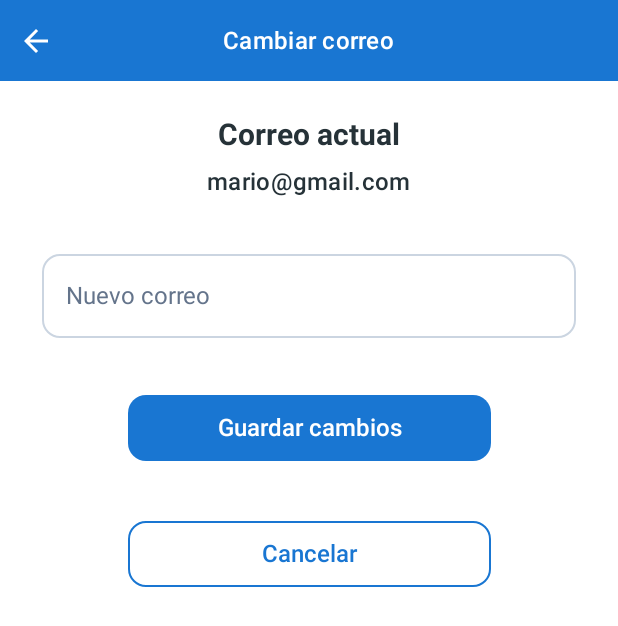
After one commit to yahirhernandez930-tech/RehabTrack, an Android app built with Jetpack Compose: the ChangeEmailScreen screen opened through its navigation route, on a phone screen of 412 x 824 dp. The commit adds this screen. Shown: the top 626 px of the screen. Run offline under Robolectric (Android 15) with nearby library versions, the phone set to English and light mode, and no system bars.

Commit message:
feat: agregar pantalla de cambio de correo

```diff
--- a/app/src/main/java/com/rehabtrack/app/navigation/AppNavigation.kt
+++ b/app/src/main/java/com/rehabtrack/app/navigation/AppNavigation.kt
@@ -12,6 +12,7 @@ import com.rehabtrack.app.ui.screens.ProgressScreen
 import com.rehabtrack.app.ui.screens.HistoryScreen
 import com.rehabtrack.app.ui.screens.SessionDetailScreen
 import com.rehabtrack.app.ui.screens.ProfileScreen
+import com.rehabtrack.app.ui.screens.ChangeEmailScreen
 
 @Composable
 fun AppNavigation() {
@@ -50,5 +51,9 @@ fun AppNavigation() {
         composable(Routes.Profile.route) {
             ProfileScreen(navController)
         }
+
+        composable(Routes.ChangeEmail.route) {
+            ChangeEmailScreen(navController)
+        }
     }
 }
--- /dev/null
+++ b/app/src/main/java/com/rehabtrack/app/ui/screens/ChangeEmailScreen.kt
@@ -0,0 +1,169 @@
+
+package com.rehabtrack.app.ui.screens
+
+import androidx.compose.foundation.background
+import androidx.compose.foundation.layout.Arrangement
+import androidx.compose.foundation.layout.Box
+import androidx.compose.foundation.layout.Column
+import androidx.compose.foundation.layout.Row
+import androidx.compose.foundation.layout.Spacer
+import androidx.compose.foundation.layout.WindowInsets
+import androidx.compose.foundation.layout.fillMaxSize
+import androidx.compose.foundation.layout.fillMaxWidth
+import androidx.compose.foundation.layout.height
+import androidx.compose.foundation.layout.padding
+import androidx.compose.foundation.layout.statusBars
+import androidx.compose.foundation.layout.width
+import androidx.compose.foundation.layout.windowInsetsPadding
+import androidx.compose.foundation.shape.RoundedCornerShape
+import androidx.compose.foundation.text.KeyboardOptions
+import androidx.compose.material.icons.Icons
+import androidx.compose.material.icons.automirrored.filled.ArrowBack
+import androidx.compose.material3.Button
+import androidx.compose.material3.ButtonDefaults
+import androidx.compose.material3.Icon
+import androidx.compose.material3.IconButton
+import androidx.compose.material3.MaterialTheme
+import androidx.compose.material3.OutlinedButton
+import androidx.compose.material3.OutlinedTextField
+import androidx.compose.material3.Scaffold
+import androidx.compose.material3.Text
+import androidx.compose.runtime.Composable
+import androidx.compose.runtime.getValue
+import androidx.compose.runtime.mutableStateOf
+import androidx.compose.runtime.remember
+import androidx.compose.runtime.setValue
+import androidx.compose.ui.Alignment
+import androidx.compose.ui.Modifier
+import androidx.compose.ui.text.font.FontWeight
+import androidx.compose.ui.text.input.KeyboardType
+import androidx.compose.ui.unit.dp
+import androidx.navigation.NavController
+
+@Composable
+fun ChangeEmailScreen(navController: NavController) {
+    val colors = MaterialTheme.colorScheme
+    var newEmail by remember { mutableStateOf("") }
+
+    Scaffold(
+        containerColor = colors.background,
+        contentWindowInsets = WindowInsets(0, 0, 0, 0)
+    ) { innerPadding ->
+        Column(
+            modifier = Modifier
+                .fillMaxSize()
+                .padding(innerPadding)
+                .background(colors.background)
+        ) {
+            // Barra superior
+            Row(
+                modifier = Modifier
+                    .fillMaxWidth()
+                    .background(colors.primary)
+                    .windowInsetsPadding(WindowInsets.statusBars)
+                    .height(54.dp),
+                verticalAlignment = Alignment.CenterVertically
+            ) {
+                IconButton(
+                    onClick = { navController.popBackStack() }
+                ) {
+                    Icon(
+                        imageVector = Icons.AutoMirrored.Filled.ArrowBack,
+                        contentDescription = "Regresar",
+                        tint = colors.onPrimary
+                    )
+                }
+
+                Box(
+                    modifier = Modifier.weight(1f),
+                    contentAlignment = Alignment.Center
+                ) {
+                    Text(
+                        text = "Cambiar correo",
+                        style = MaterialTheme.typography.titleMedium,
+                        color = colors.onPrimary,
+                        fontWeight = FontWeight.SemiBold
+                    )
+                }
+
+                // Equilibra el espacio ocupado por la flecha
+                Spacer(modifier = Modifier.width(48.dp))
+            }
+
+            Column(
+                modifier = Modifier
+                    .fillMaxWidth()
+                    .padding(horizontal = 28.dp),
+                horizontalAlignment = Alignment.CenterHorizontally
+            ) {
+                Spacer(modifier = Modifier.height(24.dp))
+
+                Text(
+                    text = "Correo actual",
+                    style = MaterialTheme.typography.titleLarge,
+                    color = colors.onBackground,
+                    fontWeight = FontWeight.Bold
+                )
+
+                Spacer(modifier = Modifier.height(8.dp))
+
+                Text(
+                    text = "mario@gmail.com",
+                    style = MaterialTheme.typography.titleMedium,
+                    color = colors.onBackground,
+                    fontWeight = FontWeight.SemiBold
+                )
+
+                Spacer(modifier = Modifier.height(36.dp))
+
+                OutlinedTextField(
+                    value = newEmail,
+                    onValueChange = { newEmail = it },
+                    modifier = Modifier.fillMaxWidth(),
+                    placeholder = { Text("Nuevo correo") },
+                    singleLine = true,
+                    shape = RoundedCornerShape(12.dp),
+                    keyboardOptions = KeyboardOptions(
+                        keyboardType = KeyboardType.Email
+                    )
+                )
+
+                Spacer(modifier = Modifier.height(38.dp))
+
+                Button(
+                    onClick = {
+                        // La actualización real se conectará después.
+                    },
+                    modifier = Modifier
+                        .fillMaxWidth(0.68f)
+                        .height(44.dp),
+                    shape = RoundedCornerShape(12.dp),
+                    colors = ButtonDefaults.buttonColors(
+                        containerColor = colors.primary
+                    )
+                ) {
+                    Text("Guardar cambios")
+                }
+
+                Spacer(modifier = Modifier.height(40.dp))
+
+                OutlinedButton(
+                    onClick = { navController.popBackStack() },
+                    modifier = Modifier
+                        .fillMaxWidth(0.68f)
+                        .height(44.dp),
+                    shape = RoundedCornerShape(12.dp),
+                    colors = ButtonDefaults.outlinedButtonColors(
+                        contentColor = colors.primary
+                    ),
+                    border = androidx.compose.foundation.BorderStroke(
+                        1.dp,
+                        colors.primary
+                    )
+                ) {
+                    Text("Cancelar")
+                }
+            }
+        }
+    }
+}
--- a/app/src/main/java/com/rehabtrack/app/ui/screens/ProfileScreen.kt
+++ b/app/src/main/java/com/rehabtrack/app/ui/screens/ProfileScreen.kt
@@ -114,7 +114,7 @@ fun ProfileScreen(navController: NavController) {
                 ProfileActionButton(
                     text = "Cambiar correo",
                     onClick = {
-                        // Pendiente de implementar
+                        navController.navigate(Routes.ChangeEmail.route)
                     }
                 )
 
```
